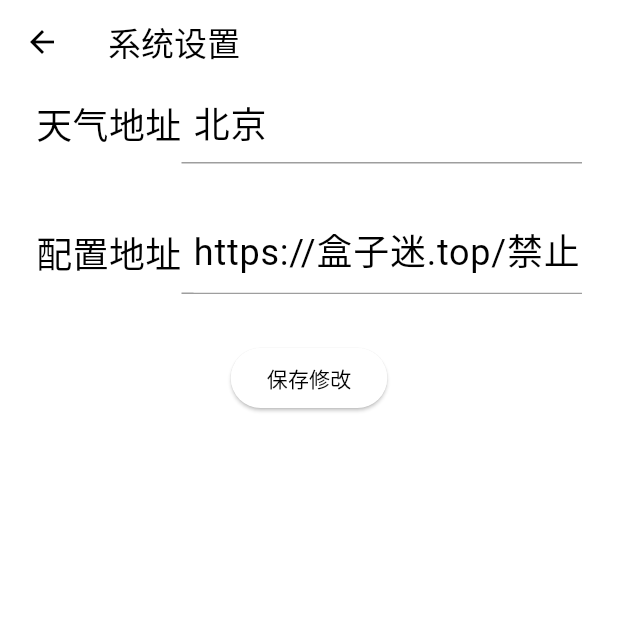
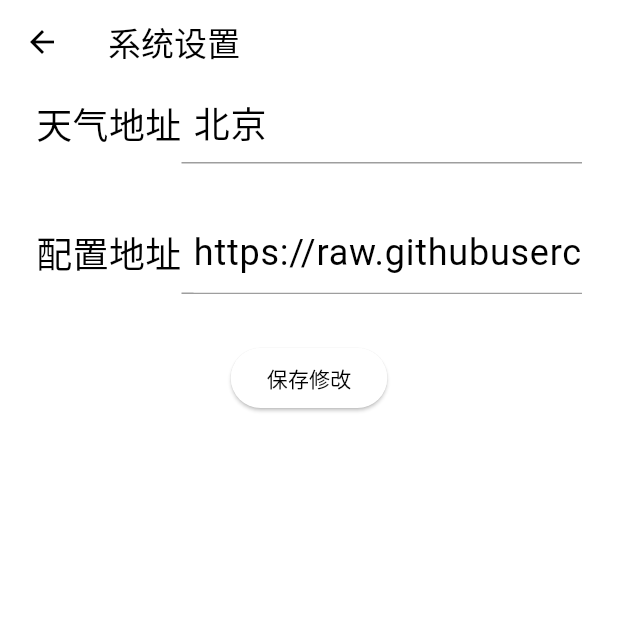
Before and after one commit to qiphon/flutter_tv, a Flutter app: the SettingsPage screen opened directly, on a phone screen of 412 x 824 dp, the top half of it. Run offline on Flutter 3.47's test engine with Material 3 defaults, Android fonts, the phone set to English and light mode, and no system bars; our stand-ins replace dio, shared_preferences, wakelock, webview_flutter; missing offline and left inert: bruno; accounts and stored records are empty; network calls fail.

Commit message:
feat 更换数据源

```diff
--- a/lib/utils/const.dart
+++ b/lib/utils/const.dart
@@ -18,7 +18,10 @@ class defaultSysCfg {
   String weatherAddr;
 
   defaultSysCfg(
-      {this.playAddr = 'https://盒子迷.top/禁止贩卖', this.weatherAddr = '北京'});
+      {this.playAddr =
+          // 原地址因 flutter 不能访问中文域名而弃用，使用复制后的文件
+          'https://raw.githubusercontent.com/qiphon/learn/master/docs/tv/tv_resource.json',
+      this.weatherAddr = '北京'});
 
   factory defaultSysCfg.fromJson(Map<String, dynamic> data) {
     if (!data.containsKey('weatherAddr') || !data.containsKey('playAddr')) {
```
